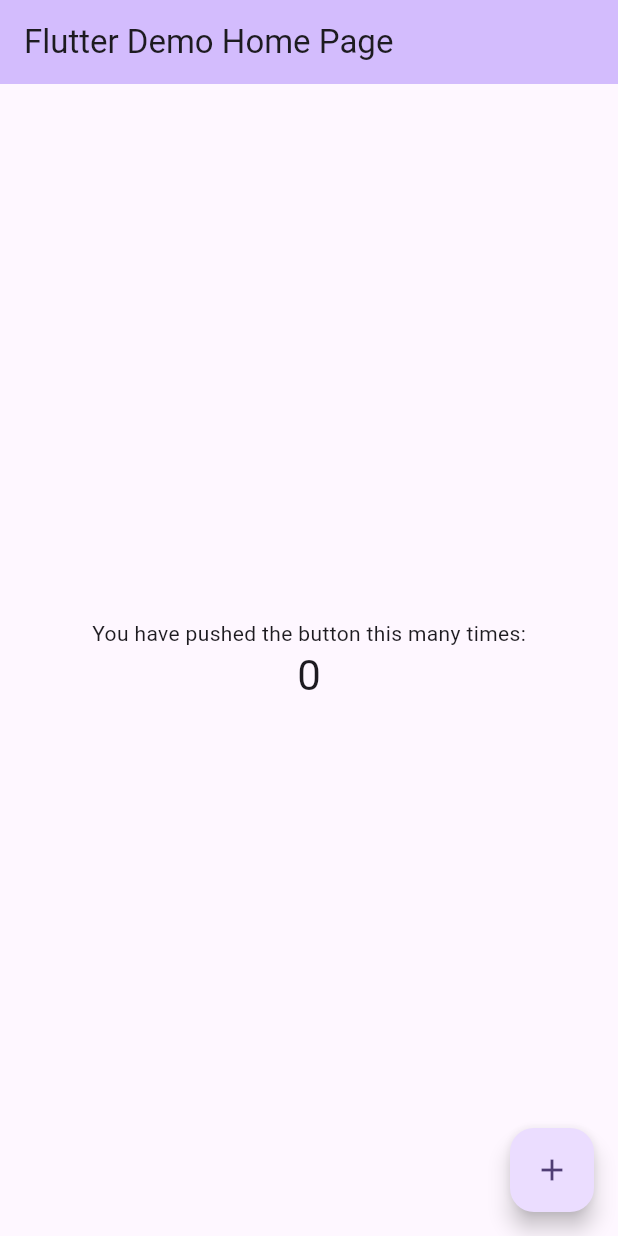
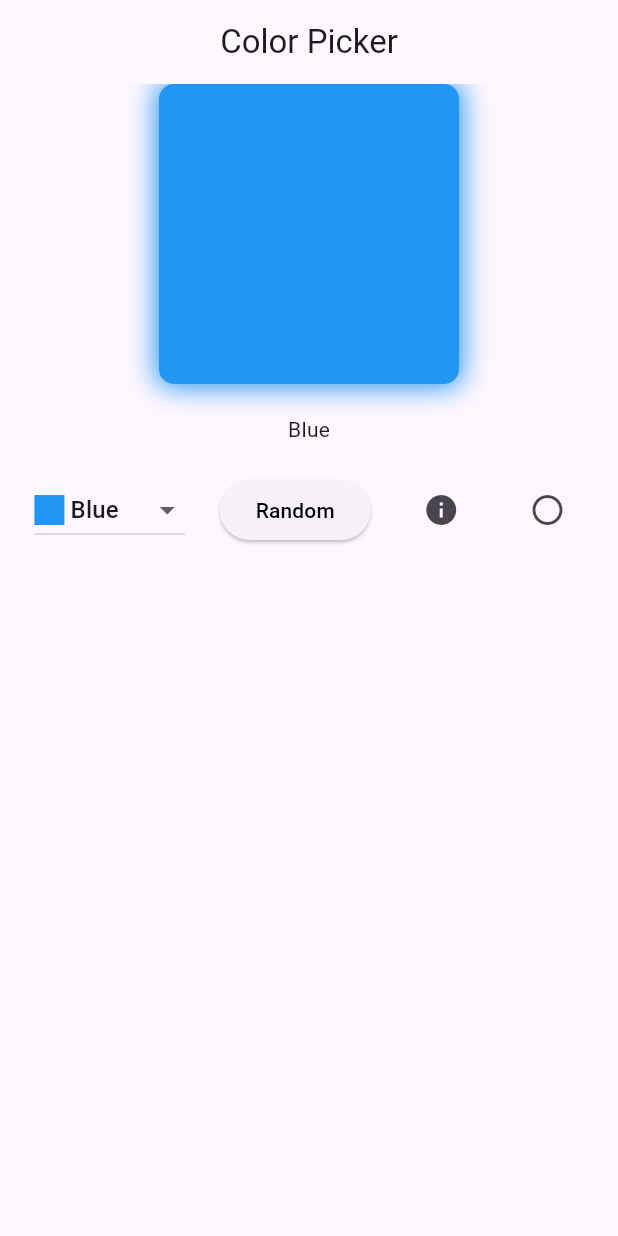
Before and after one commit to sevvalyil/color_picker_app, a Flutter app: the screen it shows after launch, on a phone screen of 412 x 824 dp. Run offline on Flutter 3.47's test engine with Material 3 defaults, Android fonts, the phone set to English and light mode, and no system bars.

Commit message:
Add color picker page with random color selection
Replaced the default home page with a new color picker page. The new page allows users to select a color from a dropdown, pick a random color, and displays the selected color in a styled container.

```diff
--- a/lib/main.dart
+++ b/lib/main.dart
@@ -1,3 +1,5 @@
+import 'dart:math';
+
 import 'package:flutter/material.dart';
 
 void main() {
@@ -7,119 +9,113 @@ void main() {
 class MyApp extends StatelessWidget {
   const MyApp({super.key});
 
-  // This widget is the root of your application.
   @override
   Widget build(BuildContext context) {
-    return MaterialApp(
-      title: 'Flutter Demo',
-      theme: ThemeData(
-        // This is the theme of your application.
-        //
-        // TRY THIS: Try running your application with "flutter run". You'll see
-        // the application has a purple toolbar. Then, without quitting the app,
-        // try changing the seedColor in the colorScheme below to Colors.green
-        // and then invoke "hot reload" (save your changes or press the "hot
-        // reload" button in a Flutter-supported IDE, or press "r" if you used
-        // the command line to start the app).
-        //
-        // Notice that the counter didn't reset back to zero; the application
-        // state is not lost during the reload. To reset the state, use hot
-        // restart instead.
-        //
-        // This works for code too, not just values: Most code changes can be
-        // tested with just a hot reload.
-        colorScheme: ColorScheme.fromSeed(seedColor: Colors.deepPurple),
-        useMaterial3: true,
-      ),
-      home: const MyHomePage(title: 'Flutter Demo Home Page'),
+    return const MaterialApp(
+      //theme: ThemeData(),
+      home: colorPickerPage(),
     );
   }
 }
 
-class MyHomePage extends StatefulWidget {
-  const MyHomePage({super.key, required this.title});
 
-  // This widget is the home page of your application. It is stateful, meaning
-  // that it has a State object (defined below) that contains fields that affect
-  // how it looks.
-
-  // This class is the configuration for the state. It holds the values (in this
-  // case the title) provided by the parent (in this case the App widget) and
-  // used by the build method of the State. Fields in a Widget subclass are
-  // always marked "final".
-
-  final String title;
+class colorPickerPage extends StatefulWidget {
+  const colorPickerPage({super.key});
 
   @override
-  State<MyHomePage> createState() => _MyHomePageState();
+  State<colorPickerPage> createState() => _colorPickerPageState();
 }
 
-class _MyHomePageState extends State<MyHomePage> {
-  int _counter = 0;
-
-  void _incrementCounter() {
+// Asıl sınıf burda başlıyor
+class _colorPickerPageState extends State<colorPickerPage> {
+  void _randomColorSelect() {
+    final color = colors.keys.toList();
+    final randomColor = color[Random().nextInt(colors.length)];
     setState(() {
-      // This call to setState tells the Flutter framework that something has
-      // changed in this State, which causes it to rerun the build method below
-      // so that the display can reflect the updated values. If we changed
-      // _counter without calling setState(), then the build method would not be
-      // called again, and so nothing would appear to happen.
-      _counter++;
+      selectedColor = randomColor;
     });
   }
 
+  void _showColorCode() {
+
+  }
+
+  Color selectedColor = Colors.blue;
+
+  final Map<Color,String> colors = {
+    Colors.red : "Red", // bu bir entrydir. key + value dan oluşur
+    Colors.black: "Black",
+    Colors.blue : "Blue",
+    Colors.pink : "Pink",
+    Colors.yellow : "Yellow",
+    Colors.green : "Green",
+    Colors.brown : "Brown",
+    Colors.purple : "Purple",
+    Colors.grey : "Grey",
+    Colors.orange:"Orange"
+  };
   @override
   Widget build(BuildContext context) {
-    // This method is rerun every time setState is called, for instance as done
-    // by the _incrementCounter method above.
-    //
-    // The Flutter framework has been optimized to make rerunning build methods
-    // fast, so that you can just rebuild anything that needs updating rather
-    // than having to individually change instances of widgets.
-    return Scaffold(
+    return  Scaffold(
       appBar: AppBar(
-        // TRY THIS: Try changing the color here to a specific color (to
-        // Colors.amber, perhaps?) and trigger a hot reload to see the AppBar
-        // change color while the other colors stay the same.
-        backgroundColor: Theme.of(context).colorScheme.inversePrimary,
-        // Here we take the value from the MyHomePage object that was created by
-        // the App.build method, and use it to set our appbar title.
-        title: Text(widget.title),
+        title: Text("Color Picker"),
+        centerTitle: true,
       ),
-      body: Center(
-        // Center is a layout widget. It takes a single child and positions it
-        // in the middle of the parent.
-        child: Column(
-          // Column is also a layout widget. It takes a list of children and
-          // arranges them vertically. By default, it sizes itself to fit its
-          // children horizontally, and tries to be as tall as its parent.
-          //
-          // Column has various properties to control how it sizes itself and
-          // how it positions its children. Here we use mainAxisAlignment to
-          // center the children vertically; the main axis here is the vertical
-          // axis because Columns are vertical (the cross axis would be
-          // horizontal).
-          //
-          // TRY THIS: Invoke "debug painting" (choose the "Toggle Debug Paint"
-          // action in the IDE, or press "p" in the console), to see the
-          // wireframe for each widget.
-          mainAxisAlignment: MainAxisAlignment.center,
-          children: <Widget>[
-            const Text(
-              'You have pushed the button this many times:',
+      body: Center(child: Column(
+        children: [
+            Container(
+              width: 200,
+              height: 200,
+              decoration: BoxDecoration(
+                color: selectedColor,
+                borderRadius: BorderRadius.circular(10),
+                boxShadow: [
+                  BoxShadow(
+                     color: selectedColor.withOpacity(1),
+                    blurRadius: 15,
+                    spreadRadius: 2
+                  )
+                ]
+              ),
             ),
-            Text(
-              '$_counter',
-              style: Theme.of(context).textTheme.headlineMedium,
-            ),
-          ],
-        ),
-      ),
-      floatingActionButton: FloatingActionButton(
-        onPressed: _incrementCounter,
-        tooltip: 'Increment',
-        child: const Icon(Icons.add),
-      ), // This trailing comma makes auto-formatting nicer for build methods.
+          SizedBox(height: 20,),
+          Text("Blue"),
+          SizedBox(height: 20,),
+          Row(
+            mainAxisAlignment: MainAxisAlignment.spaceEvenly ,
+            children: [
+              DropdownButton<Color>(
+                value: selectedColor,
+                items: colors.entries.map((entry){
+                return DropdownMenuItem(
+                    value: entry.key,
+                    child: Row(
+                  children: [
+                    Container(
+                      width: 20,
+                      height: 20,
+                      color: entry.key,
+                    ),
+                    SizedBox(width: 4,),
+                    Text(entry.value),
+                  ],
+                )
+                );
+              }).toList(), onChanged: (value){
+                setState(() {
+                  selectedColor = value!;
+                });
+              },),
+              ElevatedButton(onPressed: _randomColorSelect, child: Text("Random",style: TextStyle(color: Colors.black))),
+              IconButton(onPressed: _showColorCode, icon: Icon(Icons.info)),
+              IconButton(onPressed: (){}, icon: Icon(Icons.circle_outlined)),
+
+            ],
+          )
+        ],
+      ),),
     );
   }
+
+
 }
```
